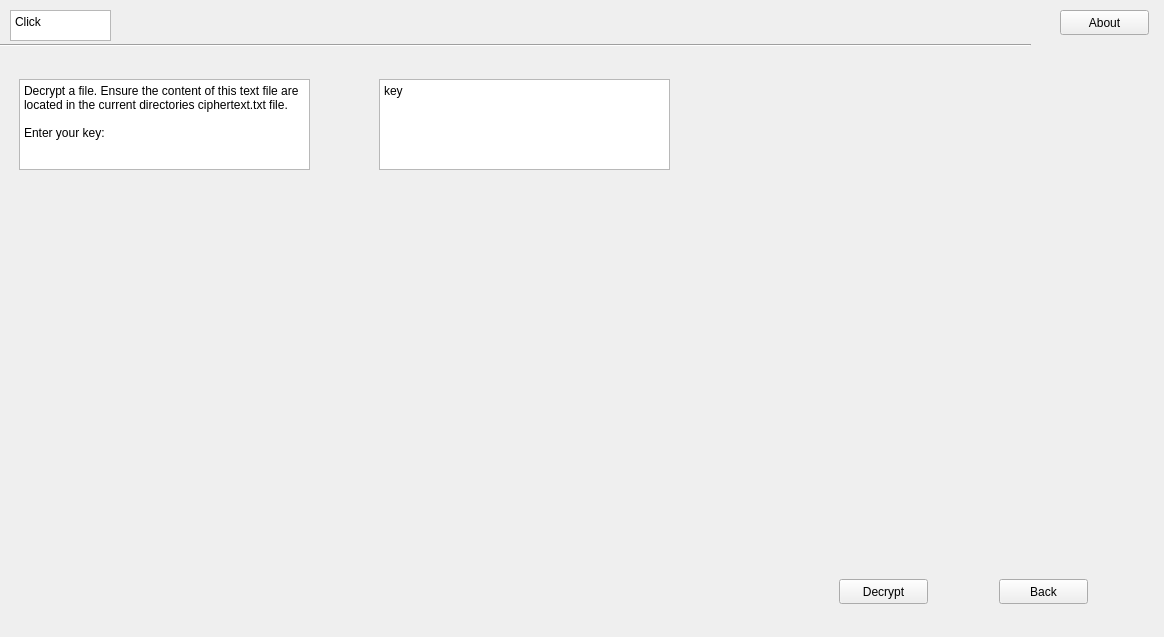
The window that mainwindow.ui (PhiJam1/Click) describes before a commit, drawn with Qt 5.
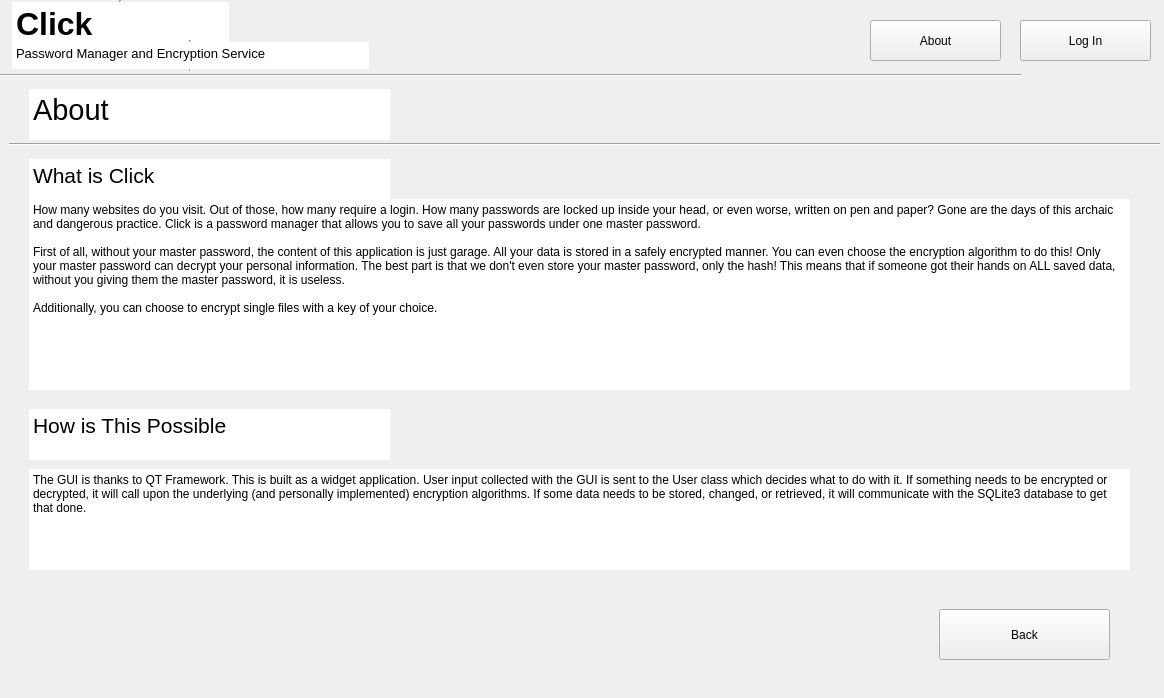
The same window after the commit.

Commit message: Cleaned up the GUI and added an About page

The edit to the form file:
```diff
--- a/mainwindow.ui
+++ b/mainwindow.ui
@@ -7,7 +7,7 @@
     <x>0</x>
     <y>0</y>
     <width>1164</width>
-    <height>637</height>
+    <height>698</height>
    </rect>
   </property>
   <property name="windowTitle">
@@ -23,11 +23,11 @@
       <x>9</x>
       <y>59</y>
       <width>1151</width>
-      <height>571</height>
+      <height>621</height>
      </rect>
     </property>
     <property name="currentIndex">
-     <number>7</number>
+     <number>8</number>
     </property>
     <widget class="QWidget" name="SignUpPage">
      <widget class="QGroupBox" name="SignUpBox">
@@ -960,28 +960,30 @@
      <widget class="QPlainTextEdit" name="DecryptDesc">
       <property name="geometry">
        <rect>
-        <x>10</x>
-        <y>20</y>
+        <x>640</x>
+        <y>140</y>
         <width>291</width>
         <height>91</height>
        </rect>
       </property>
+      <property name="frameShape">
+       <enum>QFrame::NoFrame</enum>
+      </property>
       <property name="readOnly">
        <bool>true</bool>
       </property>
       <property name="plainText">
-       <string>Decrypt a file. Ensure the content of this text file are located in the current directories ciphertext.txt file.
-
-Enter your key:</string>
+       <string>Copy and paste the contents of your ciphertext to 'ciphertext.txt'.
+</string>
       </property>
      </widget>
      <widget class="QPlainTextEdit" name="DecryptKey">
       <property name="geometry">
        <rect>
-        <x>370</x>
-        <y>20</y>
-        <width>291</width>
-        <height>91</height>
+        <x>260</x>
+        <y>130</y>
+        <width>161</width>
+        <height>41</height>
        </rect>
       </property>
       <property name="plainText">
@@ -991,10 +993,10 @@
      <widget class="QPushButton" name="DecryptDecryptBTN">
       <property name="geometry">
        <rect>
-        <x>830</x>
+        <x>650</x>
         <y>520</y>
-        <width>89</width>
-        <height>25</height>
+        <width>171</width>
+        <height>51</height>
        </rect>
       </property>
       <property name="text">
@@ -1004,10 +1006,10 @@
      <widget class="QPushButton" name="DecryptBackBTN">
       <property name="geometry">
        <rect>
-        <x>990</x>
+        <x>880</x>
         <y>520</y>
-        <width>89</width>
-        <height>25</height>
+        <width>171</width>
+        <height>51</height>
        </rect>
       </property>
       <property name="text">
@@ -1015,42 +1017,163 @@
       </property>
      </widget>
     </widget>
-   </widget>
-   <widget class="QPlainTextEdit" name="LogoBannerTXT">
-    <property name="geometry">
-     <rect>
-      <x>10</x>
-      <y>10</y>
-      <width>101</width>
-      <height>31</height>
-     </rect>
-    </property>
-    <property name="readOnly">
-     <bool>true</bool>
-    </property>
-    <property name="plainText">
-     <string>Click</string>
-    </property>
+    <widget class="QWidget" name="page_6">
+     <widget class="QTextEdit" name="textEdit_3">
+      <property name="geometry">
+       <rect>
+        <x>20</x>
+        <y>30</y>
+        <width>361</width>
+        <height>51</height>
+       </rect>
+      </property>
+      <property name="frameShape">
+       <enum>QFrame::NoFrame</enum>
+      </property>
+      <property name="html">
+       <string>&lt;!DOCTYPE HTML PUBLIC &quot;-//W3C//DTD HTML 4.0//EN&quot; &quot;http://www.w3.org/TR/REC-html40/strict.dtd&quot;&gt;
+&lt;html&gt;&lt;head&gt;&lt;meta name=&quot;qrichtext&quot; content=&quot;1&quot; /&gt;&lt;meta charset=&quot;utf-8&quot; /&gt;&lt;style type=&quot;text/css&quot;&gt;
+p, li { white-space: pre-wrap; }
+hr { height: 1px; border-width: 0; }
+li.unchecked::marker { content: &quot;\2610&quot;; }
+li.checked::marker { content: &quot;\2612&quot;; }
+&lt;/style&gt;&lt;/head&gt;&lt;body style=&quot; font-family:'Ubuntu'; font-size:11pt; font-weight:400; font-style:normal;&quot;&gt;
+&lt;p style=&quot; margin-top:0px; margin-bottom:0px; margin-left:0px; margin-right:0px; -qt-block-indent:0; text-indent:0px;&quot;&gt;&lt;span style=&quot; font-size:22pt;&quot;&gt;About&lt;/span&gt;&lt;/p&gt;&lt;/body&gt;&lt;/html&gt;</string>
+      </property>
+     </widget>
+     <widget class="Line" name="bannerLine_2">
+      <property name="geometry">
+       <rect>
+        <x>-40</x>
+        <y>70</y>
+        <width>1241</width>
+        <height>31</height>
+       </rect>
+      </property>
+      <property name="orientation">
+       <enum>Qt::Horizontal</enum>
+      </property>
+     </widget>
+     <widget class="QTextEdit" name="textEdit_4">
+      <property name="geometry">
+       <rect>
+        <x>20</x>
+        <y>100</y>
+        <width>361</width>
+        <height>51</height>
+       </rect>
+      </property>
+      <property name="frameShape">
+       <enum>QFrame::NoFrame</enum>
+      </property>
+      <property name="html">
+       <string>&lt;!DOCTYPE HTML PUBLIC &quot;-//W3C//DTD HTML 4.0//EN&quot; &quot;http://www.w3.org/TR/REC-html40/strict.dtd&quot;&gt;
+&lt;html&gt;&lt;head&gt;&lt;meta name=&quot;qrichtext&quot; content=&quot;1&quot; /&gt;&lt;meta charset=&quot;utf-8&quot; /&gt;&lt;style type=&quot;text/css&quot;&gt;
+p, li { white-space: pre-wrap; }
+hr { height: 1px; border-width: 0; }
+li.unchecked::marker { content: &quot;\2610&quot;; }
+li.checked::marker { content: &quot;\2612&quot;; }
+&lt;/style&gt;&lt;/head&gt;&lt;body style=&quot; font-family:'Ubuntu'; font-size:11pt; font-weight:400; font-style:normal;&quot;&gt;
+&lt;p style=&quot; margin-top:0px; margin-bottom:0px; margin-left:0px; margin-right:0px; -qt-block-indent:0; text-indent:0px;&quot;&gt;&lt;span style=&quot; font-size:16pt;&quot;&gt;What is Click&lt;/span&gt;&lt;/p&gt;&lt;/body&gt;&lt;/html&gt;</string>
+      </property>
+     </widget>
+     <widget class="QPlainTextEdit" name="plainTextEdit_7">
+      <property name="geometry">
+       <rect>
+        <x>20</x>
+        <y>140</y>
+        <width>1101</width>
+        <height>191</height>
+       </rect>
+      </property>
+      <property name="frameShape">
+       <enum>QFrame::NoFrame</enum>
+      </property>
+      <property name="plainText">
+       <string>How many websites do you visit. Out of those, how many require a login. How many passwords are locked up inside your head, or even worse, written on pen and paper? Gone are the days of this archaic and dangerous practice. Click is a password manager that allows you to save all your passwords under one master password.
+
+First of all, without your master password, the content of this application is just garage. All your data is stored in a safely encrypted manner. You can even choose the encryption algorithm to do this! Only your master password can decrypt your personal information. The best part is that we don't even store your master password, only the hash! This means that if someone got their hands on ALL saved data, without you giving them the master password, it is useless.
+
+Additionally, you can choose to encrypt single files with a key of your choice. 
+</string>
+      </property>
+     </widget>
+     <widget class="QTextEdit" name="textEdit_5">
+      <property name="geometry">
+       <rect>
+        <x>20</x>
+        <y>350</y>
+        <width>361</width>
+        <height>51</height>
+       </rect>
+      </property>
+      <property name="frameShape">
+       <enum>QFrame::NoFrame</enum>
+      </property>
+      <property name="html">
+       <string>&lt;!DOCTYPE HTML PUBLIC &quot;-//W3C//DTD HTML 4.0//EN&quot; &quot;http://www.w3.org/TR/REC-html40/strict.dtd&quot;&gt;
+&lt;html&gt;&lt;head&gt;&lt;meta name=&quot;qrichtext&quot; content=&quot;1&quot; /&gt;&lt;meta charset=&quot;utf-8&quot; /&gt;&lt;style type=&quot;text/css&quot;&gt;
+p, li { white-space: pre-wrap; }
+hr { height: 1px; border-width: 0; }
+li.unchecked::marker { content: &quot;\2610&quot;; }
+li.checked::marker { content: &quot;\2612&quot;; }
+&lt;/style&gt;&lt;/head&gt;&lt;body style=&quot; font-family:'Ubuntu'; font-size:11pt; font-weight:400; font-style:normal;&quot;&gt;
+&lt;p style=&quot; margin-top:0px; margin-bottom:0px; margin-left:0px; margin-right:0px; -qt-block-indent:0; text-indent:0px;&quot;&gt;&lt;span style=&quot; font-size:16pt;&quot;&gt;How is This Possible&lt;/span&gt;&lt;/p&gt;&lt;/body&gt;&lt;/html&gt;</string>
+      </property>
+     </widget>
+     <widget class="QPlainTextEdit" name="plainTextEdit_8">
+      <property name="geometry">
+       <rect>
+        <x>20</x>
+        <y>410</y>
+        <width>1101</width>
+        <height>101</height>
+       </rect>
+      </property>
+      <property name="frameShape">
+       <enum>QFrame::NoFrame</enum>
+      </property>
+      <property name="plainText">
+       <string>The GUI is thanks to QT Framework. This is built as a widget application. User input collected with the GUI is sent to the User class which decides what to do with it. If something needs to be encrypted or decrypted, it will call upon the underlying (and personally implemented) encryption algorithms. If some data needs to be stored, changed, or retrieved, it will communicate with the SQLite3 database to get that done. </string>
+      </property>
+     </widget>
+     <widget class="QPushButton" name="DecryptBackBTN_2">
+      <property name="geometry">
+       <rect>
+        <x>930</x>
+        <y>550</y>
+        <width>171</width>
+        <height>51</height>
+       </rect>
+      </property>
+      <property name="text">
+       <string>Back</string>
+      </property>
+     </widget>
+    </widget>
    </widget>
    <widget class="QPushButton" name="AboutBTN">
     <property name="geometry">
      <rect>
-      <x>1060</x>
-      <y>10</y>
-      <width>89</width>
-      <height>25</height>
+      <x>870</x>
+      <y>20</y>
+      <width>131</width>
+      <height>41</height>
      </rect>
     </property>
     <property name="text">
      <string>About</string>
     </property>
+    <property name="flat">
+     <bool>false</bool>
+    </property>
    </widget>
    <widget class="Line" name="bannerLine">
     <property name="geometry">
      <rect>
       <x>-10</x>
-      <y>30</y>
-      <width>1041</width>
+      <y>60</y>
+      <width>1031</width>
       <height>31</height>
      </rect>
     </property>
@@ -1058,6 +1181,75 @@
      <enum>Qt::Horizontal</enum>
     </property>
    </widget>
+   <widget class="QPlainTextEdit" name="LogoBannerTXT">
+    <property name="geometry">
+     <rect>
+      <x>10</x>
+      <y>0</y>
+      <width>221</width>
+      <height>51</height>
+     </rect>
+    </property>
+    <property name="font">
+     <font>
+      <pointsize>24</pointsize>
+      <bold>true</bold>
+     </font>
+    </property>
+    <property name="frameShape">
+     <enum>QFrame::VLine</enum>
+    </property>
+    <property name="readOnly">
+     <bool>true</bool>
+    </property>
+    <property name="plainText">
+     <string>Click</string>
+    </property>
+   </widget>
+   <widget class="QPlainTextEdit" name="LogoBannerTXT_2">
+    <property name="geometry">
+     <rect>
+      <x>10</x>
+      <y>40</y>
+      <width>361</width>
+      <height>31</height>
+     </rect>
+    </property>
+    <property name="font">
+     <font>
+      <pointsize>10</pointsize>
+      <bold>false</bold>
+     </font>
+    </property>
+    <property name="frameShape">
+     <enum>QFrame::VLine</enum>
+    </property>
+    <property name="verticalScrollBarPolicy">
+     <enum>Qt::ScrollBarAlwaysOff</enum>
+    </property>
+    <property name="horizontalScrollBarPolicy">
+     <enum>Qt::ScrollBarAlwaysOff</enum>
+    </property>
+    <property name="readOnly">
+     <bool>true</bool>
+    </property>
+    <property name="plainText">
+     <string>Password Manager and Encryption Service</string>
+    </property>
+   </widget>
+   <widget class="QPushButton" name="AboutBTN_2">
+    <property name="geometry">
+     <rect>
+      <x>1020</x>
+      <y>20</y>
+      <width>131</width>
+      <height>41</height>
+     </rect>
+    </property>
+    <property name="text">
+     <string>Log In</string>
+    </property>
+   </widget>
   </widget>
  </widget>
  <resources/>
```
Left out of the diff: 671 changed lines with no effect on the pictures. The commit also changes 2 other files.
